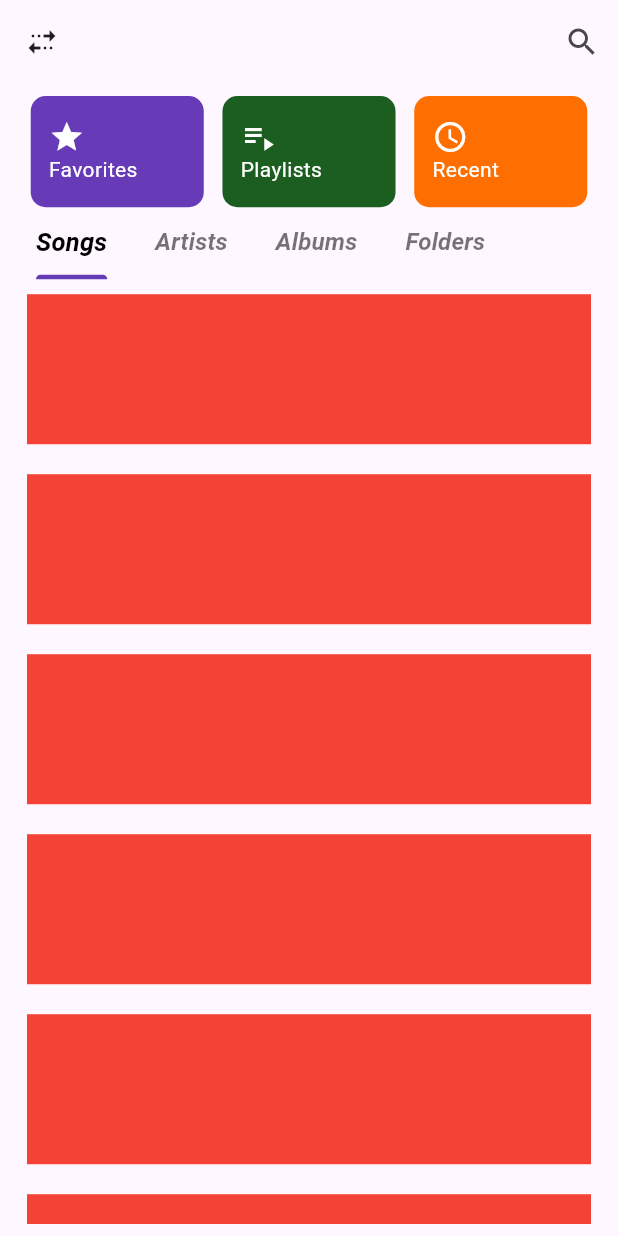
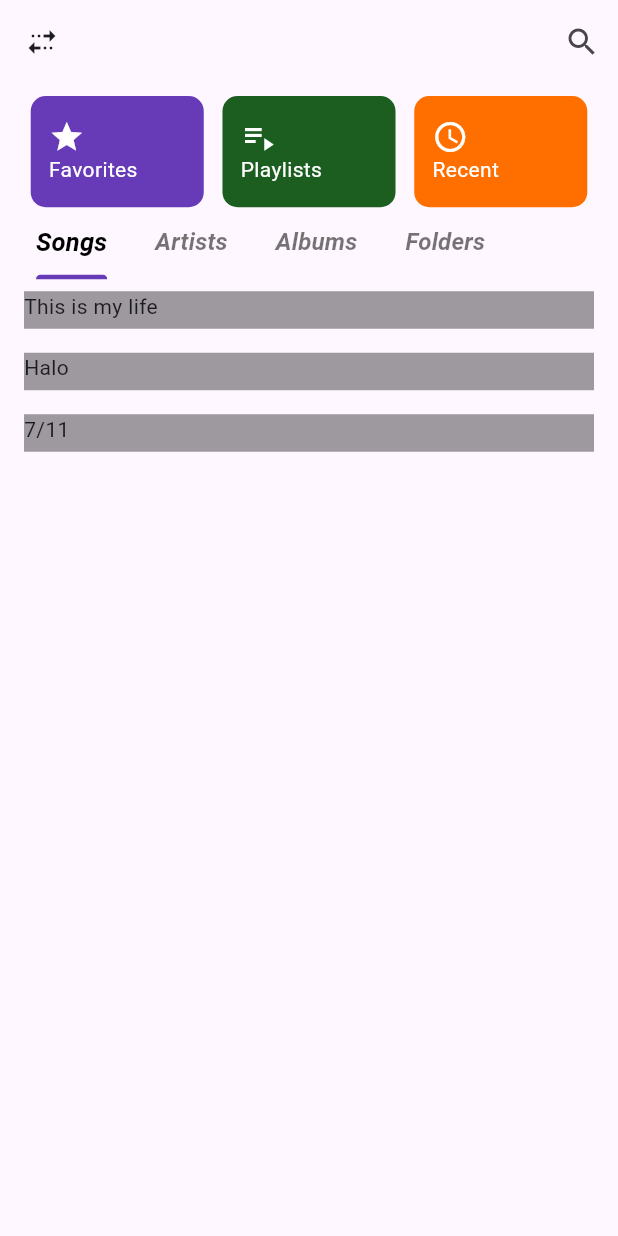
Before and after one commit to cemguven4108/MusicPlayer, a Flutter app: the screen it shows after launch, on a phone screen of 412 x 824 dp. Run offline on Flutter 3.47's test engine with Material 3 defaults, Android fonts, the phone set to English and light mode, and no system bars; our stand-ins replace bloc, flutter_bloc.

Commit message:
songs view partially implemented

```diff
--- a/lib/api/repository/song_repository.dart
+++ b/lib/api/repository/song_repository.dart
@@ -18,6 +18,10 @@ class SongRepository {
   }
 
   Future<List<SongModel>> getAllSongs() {
-    return Future(() => []);
+    return Future(() => [
+      SongModel(name: "This is my life"),
+      SongModel(name: "Halo"),
+      SongModel(name: "7/11"),
+    ]);
   }
 }
--- a/lib/models/song_model.dart
+++ b/lib/models/song_model.dart
@@ -1,3 +1,7 @@
 class SongModel {
+  final String name;
 
+  SongModel({
+    required this.name,
+  });
 }
--- a/lib/pages/home/home_body.dart
+++ b/lib/pages/home/home_body.dart
@@ -3,6 +3,7 @@ import 'package:music_player/core/widgets/custom_tab_bar.dart';
 import 'package:music_player/models/enums/navigation_card_item.dart';
 import 'package:music_player/models/enums/tab_bar_item.dart';
 import 'package:music_player/pages/home/home_navigation_card.dart';
+import 'package:music_player/pages/home/songs_view/song_list.dart';
 
 class HomeBody extends StatelessWidget {
   const HomeBody({
@@ -70,17 +71,7 @@ class HomeBody extends StatelessWidget {
       aspectRatio: 1 / 2,
       child: TabBarView(
         children: [
-          ListView.builder(
-            itemCount: 10,
-            itemBuilder: (context, index) {
-              return Container(
-                height: 100,
-                margin: EdgeInsets.all(10),
-                padding: EdgeInsets.all(10),
-                color: Colors.red,
-              );
-            },
-          ),
+          const SongList(),
           Container(),
           Container(),
           Container(),
--- a/lib/pages/home/home_page.dart
+++ b/lib/pages/home/home_page.dart
@@ -44,8 +44,7 @@ class _HomePageState extends State<HomePage>
           ],
         ),
         drawer: const DrawerPage(),
-        body: HomeBody(
-        ),
+        body: const HomeBody(),
       ),
     );
   }
--- /dev/null
+++ b/lib/pages/home/songs_view/song_card.dart
@@ -0,0 +1,23 @@
+import 'package:flutter/material.dart';
+import 'package:music_player/models/song_model.dart';
+
+class SongCard extends StatelessWidget {
+  const SongCard({
+    super.key,
+    required this.songModel,
+  });
+
+  final SongModel songModel;
+
+  @override
+  Widget build(BuildContext context) {
+    return Container(
+      margin: const EdgeInsets.all(8),
+      height: 25,
+      color: Colors.black38,
+      child: Text(
+        songModel.name,
+      ),
+    );
+  }
+}
--- /dev/null
+++ b/lib/pages/home/songs_view/song_list.dart
@@ -0,0 +1,52 @@
+import 'package:flutter/material.dart';
+import 'package:flutter_bloc/flutter_bloc.dart';
+import 'package:music_player/api/bloc/song/songs_bloc/songs_bloc.dart';
+import 'package:music_player/api/bloc/song/songs_bloc/songs_event.dart';
+import 'package:music_player/api/bloc/song/songs_bloc/songs_state.dart';
+import 'package:music_player/pages/home/songs_view/song_card.dart';
+
+class SongList extends StatelessWidget {
+  const SongList({
+    super.key,
+  });
+
+  @override
+  Widget build(BuildContext context) {
+    return BlocBuilder<SongsBloc, SongsState>(
+      builder: (context, state) {
+        if (state is SongsInitial) {
+          context.read<SongsBloc>().add(GetAllSongs());
+        }
+
+        if (state is SongsLoading) {
+          return const Center(
+            child: CircularProgressIndicator(),
+          );
+        }
+
+        if (state is SongsError) {
+          return const Center(
+            child: Text("Error!"),
+          );
+        }
+
+        if (state is SongsLoaded) {
+          final songs = state.songModels;
+
+          return ListView.builder(
+            itemCount: songs.length,
+            itemBuilder: (context, index) {
+              return SongCard(
+                songModel: songs[index],
+              );
+            },
+          );
+        }
+
+        return const Center(
+          child: Text("No Data!"),
+        );
+      },
+    );
+  }
+}
```
